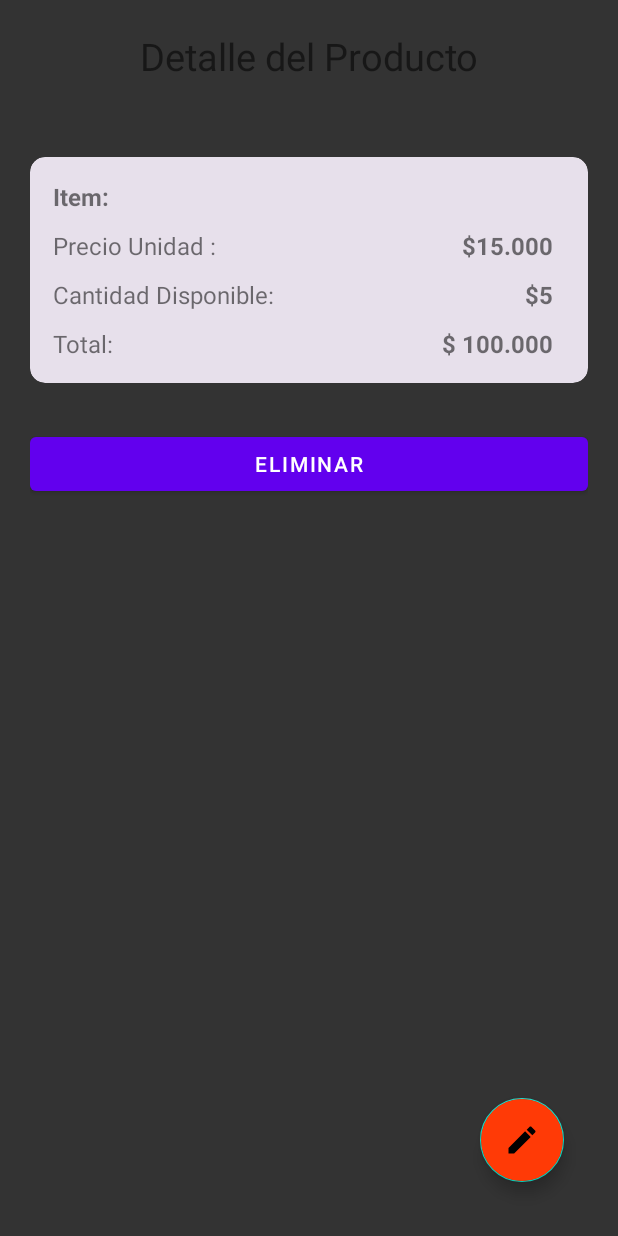
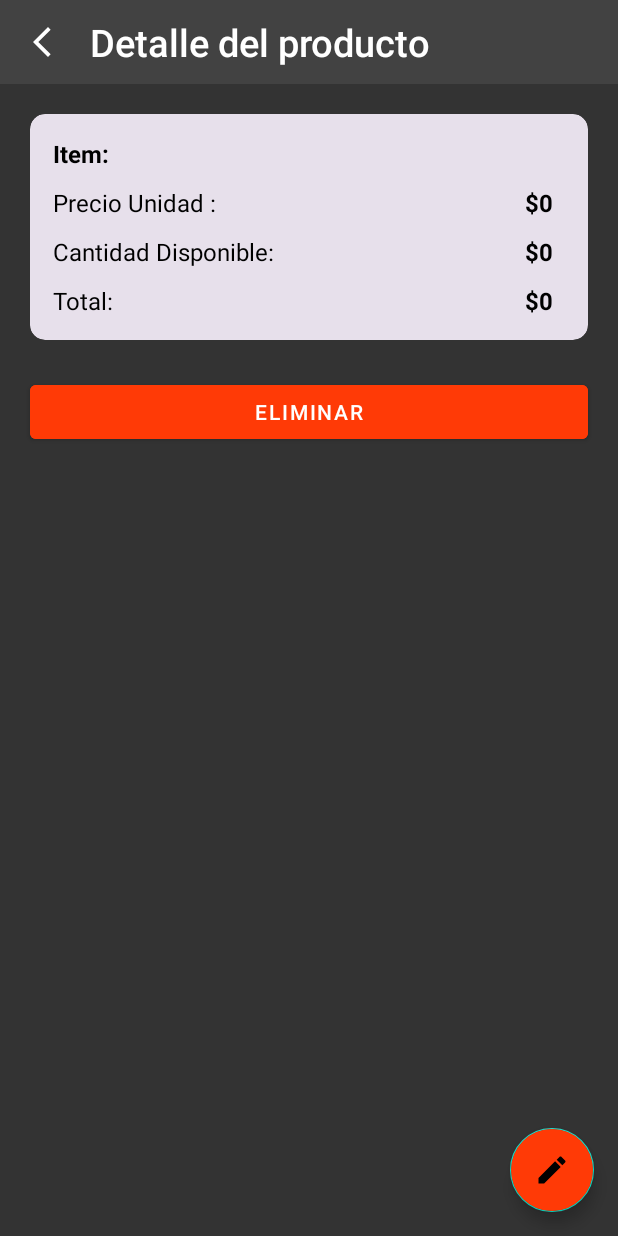
Before and after one commit to josegabjimenez/equipoCinco, an Android app: the fragment ItemDetailsFragment shown on its own in the app's theme, on a phone screen of 412 x 824 dp. Run offline under Robolectric (Android 15) with nearby library versions, the phone set to English and light mode, and no system bars; our stand-ins replace Dagger/Hilt's generated code, Firebase (no records; nobody signed in at launch, a user with empty details on screens opened directly), Room's generated code, data binding; 5 statements that could not run were skipped.

Commit message:
Finished functionality of Detail Product

```diff
--- a/app/src/main/java/com/example/equipoCinco/repository/InventoryRepository.kt
+++ b/app/src/main/java/com/example/equipoCinco/repository/InventoryRepository.kt
@@ -55,8 +55,17 @@ class InventoryRepository  @Inject constructor(
     }
 
     suspend fun deleteInventory(inventory: Inventory){
-        withContext(Dispatchers.IO){
-            inventoryDao.deleteInventory(inventory)
+        withContext(Dispatchers.IO) {
+            try {
+                // Eliminar el documento en Firebase Firestore
+                db.collection("inventory").document(inventory.id.toString()).delete().await()
+
+                // También puedes eliminar el objeto localmente si es necesario
+                // inventoryDao.deleteInventory(inventory)
+            } catch (e: Exception) {
+                e.printStackTrace()
+                // Manejar el error según sea necesario
+            }
         }
     }
 
--- a/app/src/main/java/com/example/equipoCinco/view/fragment/ItemDetailsFragment.kt
+++ b/app/src/main/java/com/example/equipoCinco/view/fragment/ItemDetailsFragment.kt
@@ -5,6 +5,8 @@ import androidx.fragment.app.Fragment
 import android.view.LayoutInflater
 import android.view.View
 import android.view.ViewGroup
+import android.widget.ImageView
+import android.widget.TextView
 import androidx.fragment.app.viewModels
 import androidx.navigation.fragment.findNavController
 import com.example.equipoCinco.R
@@ -30,6 +32,14 @@ class ItemDetailsFragment : Fragment() {
 
     override fun onViewCreated(view: View, savedInstanceState: Bundle?) {
         super.onViewCreated(view, savedInstanceState)
+        val toolbar = binding.contentToolbar.toolbar
+        val toolbarTitle: TextView = toolbar.findViewById(R.id.toolbarTitle)
+        toolbarTitle.text = "Detalle del producto"
+
+        val backButton = toolbar.findViewById<ImageView>(R.id.backBtn)
+        backButton.setOnClickListener {
+            findNavController().popBackStack()
+        }
         dataInventory()
         controladores()
     }
--- /dev/null
+++ b/app/src/main/res/drawable/ic_back2.xml
@@ -0,0 +1,5 @@
+<vector android:height="24dp" android:tint="#FFFFFF"
+    android:viewportHeight="24" android:viewportWidth="24"
+    android:width="24dp" xmlns:android="http://schemas.android.com/apk/res/android">
+    <path android:fillColor="@android:color/white" android:pathData="M17.77,3.77l-1.77,-1.77l-10,10l10,10l1.77,-1.77l-8.23,-8.23z"/>
+</vector>
--- a/app/src/main/res/layout/fragment_item_details.xml
+++ b/app/src/main/res/layout/fragment_item_details.xml
@@ -14,20 +14,13 @@
         android:layout_width="match_parent"
         android:layout_height="match_parent"
         android:background="@color/backgroundColor"
-        android:padding="20dp"
+        android:padding="0dp"
         tools:context=".view.fragment.AddItemFragment">
 
-        <TextView
-            android:id="@+id/tvTitle"
-            android:layout_width="wrap_content"
-            android:layout_height="wrap_content"
-            android:text="Detalle del Producto"
-            android:textSize="25sp"
-            android:layout_marginBottom="50dp"
-            app:layout_constraintTop_toTopOf="parent"
-            app:layout_constraintStart_toStartOf="parent"
-            app:layout_constraintEnd_toEndOf="parent"
-            app:layout_constraintBottom_toTopOf="@+id/cvInventory"/>
+        <include
+            android:id="@+id/contentToolbar"
+            layout="@layout/toolbar"
+            />
 
 
         <androidx.cardview.widget.CardView
@@ -36,11 +29,12 @@
             android:layout_width="match_parent"
             android:layout_height="wrap_content"
             android:foreground="?selectableItemBackground"
+            android:layout_margin="20dp"
             android:backgroundTint="@color/backgroundColorItem"
             app:cardCornerRadius="10dp"
             android:elevation="8dp"
             app:layout_constraintStart_toStartOf="parent"
-            app:layout_constraintTop_toBottomOf="@+id/tvTitle"
+            app:layout_constraintTop_toBottomOf="@+id/contentToolbar"
             app:layout_constraintEnd_toEndOf="parent"
             app:layout_constraintBottom_toTopOf="@+id/btnDelete">
 
@@ -53,22 +47,24 @@
                     android:id="@+id/tvItem"
                     android:layout_width="wrap_content"
                     android:layout_height="wrap_content"
+                    android:padding="5dp"
                     android:text="Item:"
-                    android:padding="5dp"
+                    android:textColor="@color/black"
                     android:textSize="16sp"
                     android:textStyle="bold"
-                    app:layout_constraintTop_toTopOf="parent"
-                    app:layout_constraintStart_toStartOf="parent"/>
+                    app:layout_constraintStart_toStartOf="parent"
+                    app:layout_constraintTop_toTopOf="parent" />
 
                 <TextView
                     android:id="@+id/tvName"
                     android:layout_width="wrap_content"
                     android:layout_height="wrap_content"
+                    android:padding="5dp"
                     android:text="Precio Unidad :"
-                    android:padding="5dp"
+                    android:textColor="@color/black"
                     android:textSize="16sp"
-                    app:layout_constraintTop_toBottomOf="@+id/tvItem"
-                    app:layout_constraintStart_toStartOf="parent"/>
+                    app:layout_constraintStart_toStartOf="parent"
+                    app:layout_constraintTop_toBottomOf="@+id/tvItem" />
 
                 <TextView
                     android:id="@+id/tvPrice"
@@ -76,7 +72,8 @@
                     android:layout_height="wrap_content"
                     android:layout_marginEnd="8dp"
                     android:padding="5dp"
-                    android:text="$15.000"
+                    android:text="$0"
+                    android:textColor="@color/black"
                     android:textSize="16sp"
                     android:textStyle="bold"
                     app:layout_constraintEnd_toEndOf="parent"
@@ -86,47 +83,49 @@
                     android:id="@+id/tvQuantityAvailible"
                     android:layout_width="wrap_content"
                     android:layout_height="wrap_content"
+                    android:padding="5dp"
                     android:text="Cantidad Disponible:"
-                    android:padding="5dp"
+                    android:textColor="@color/black"
                     android:textSize="16sp"
-                    app:layout_constraintTop_toBottomOf="@+id/tvName"
-                    app:layout_constraintStart_toStartOf="parent"/>
+                    app:layout_constraintStart_toStartOf="parent"
+                    app:layout_constraintTop_toBottomOf="@+id/tvName" />
 
                 <TextView
                     android:id="@+id/tvQuantity"
                     android:layout_width="wrap_content"
                     android:layout_height="wrap_content"
-                    android:text="$5"
+                    android:layout_marginEnd="8dp"
                     android:padding="5dp"
+                    android:text="$0"
+                    android:textColor="@color/black"
                     android:textSize="16sp"
-                    android:layout_marginEnd="8dp"
                     android:textStyle="bold"
-                    app:layout_constraintTop_toBottomOf="@+id/tvPrice"
-                    app:layout_constraintEnd_toEndOf="parent"/>
+                    app:layout_constraintEnd_toEndOf="parent"
+                    app:layout_constraintTop_toBottomOf="@+id/tvPrice" />
 
                 <TextView
                     android:id="@+id/txtTituloTotal"
                     android:layout_width="wrap_content"
                     android:layout_height="wrap_content"
+                    android:padding="5dp"
                     android:text="Total:"
-                    android:padding="5dp"
+                    android:textColor="@color/black"
                     android:textSize="16sp"
-                    app:layout_constraintTop_toBottomOf="@+id/tvQuantityAvailible"
-                    app:layout_constraintStart_toStartOf="parent"/>
+                    app:layout_constraintStart_toStartOf="parent"
+                    app:layout_constraintTop_toBottomOf="@+id/tvQuantityAvailible" />
 
                 <TextView
                     android:id="@+id/txtTotal"
                     android:layout_width="wrap_content"
                     android:layout_height="wrap_content"
-                    android:text="$ 100.000"
+                    android:layout_marginEnd="8dp"
                     android:padding="5dp"
+                    android:text="$0"
+                    android:textColor="@color/black"
                     android:textSize="16sp"
-                    android:layout_marginEnd="8dp"
                     android:textStyle="bold"
-                    app:layout_constraintTop_toBottomOf="@+id/tvQuantity"
-                    app:layout_constraintEnd_toEndOf="parent"/>
-
-
+                    app:layout_constraintEnd_toEndOf="parent"
+                    app:layout_constraintTop_toBottomOf="@+id/tvQuantity" />
 
 
             </androidx.constraintlayout.widget.ConstraintLayout>
@@ -137,11 +136,14 @@
             android:id="@+id/btnDelete"
             android:layout_width="match_parent"
             android:layout_height="wrap_content"
-            android:layout_marginTop="30dp"
+            android:layout_marginTop="24dp"
+            android:layout_marginHorizontal="20dp"
+            android:backgroundTint="@color/backgroudColorBtn"
             android:text="Eliminar"
-            app:layout_constraintTop_toBottomOf="@+id/cvInventory"
+            app:layout_constraintEnd_toEndOf="parent"
+            app:layout_constraintHorizontal_bias="0.0"
             app:layout_constraintStart_toStartOf="parent"
-            app:layout_constraintEnd_toEndOf="parent"/>
+            app:layout_constraintTop_toBottomOf="@+id/cvInventory" />
 
         <com.google.android.material.floatingactionbutton.FloatingActionButton
             android:id="@+id/fbEdit"
--- a/app/src/main/res/layout/toolbar.xml
+++ b/app/src/main/res/layout/toolbar.xml
@@ -20,7 +20,7 @@
                 android:id="@+id/backBtn"
                 android:layout_height="wrap_content"
                 android:layout_width="wrap_content"
-                android:src="@drawable/ic_back"
+                android:src="@drawable/ic_back2"
                 android:layout_marginRight="20dp"
 
                 />
```
